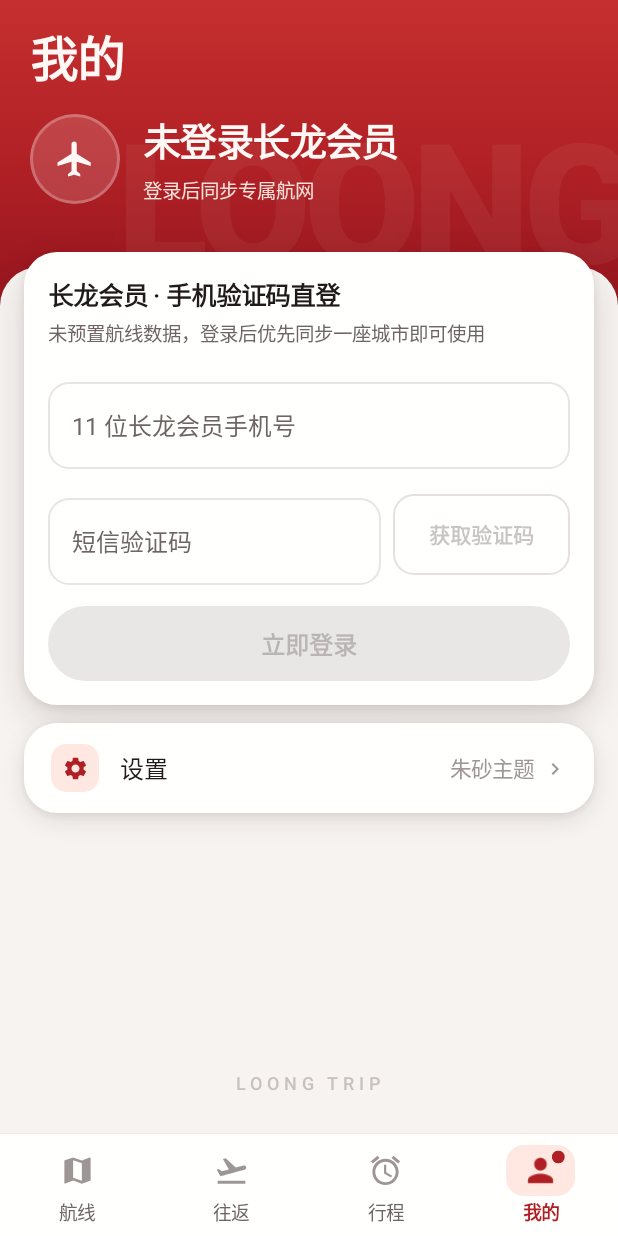
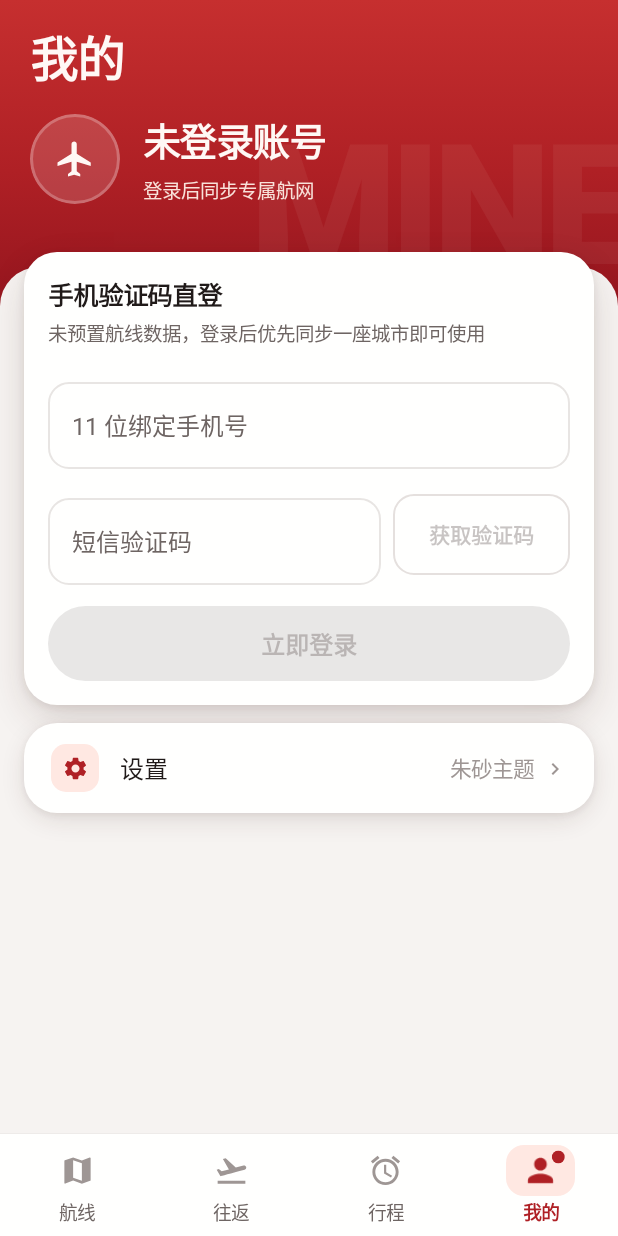
Before and after one commit to ixzki/LoongAir-Trip-Planner, an Android app built with Jetpack Compose: the screen it shows after launch (MainActivity), after a tap on "前往「我的」登录", on a phone screen of 412 x 824 dp. Run offline under Robolectric (Android 15) with nearby library versions, the phone set to English and light mode, and no system bars; our stand-ins replace Room's generated code.

Commit message:
chore(brand): replace LOONG watermarks/pull-refresh/footer with neutral flight branding

```diff
--- a/app/src/main/java/com/loongair/tripplanner/alarm/NotificationHelper.kt
+++ b/app/src/main/java/com/loongair/tripplanner/alarm/NotificationHelper.kt
@@ -33,7 +33,7 @@ object NotificationHelper {
             "畅飞卡抢票提醒",
             NotificationManager.IMPORTANCE_HIGH
         ).apply {
-            description = "长龙航空畅飞卡行程放票开抢与兑换截止精确提醒"
+            description = "畅飞卡行程放票开抢与兑换截止精确提醒"
             enableVibration(true)
             vibrationPattern = longArrayOf(0, 400, 200, 400)
             enableLights(true)
@@ -61,7 +61,7 @@ object NotificationHelper {
             .replace("⚠", "")
             .replace("🔎", "")
             .trim()
-            .ifBlank { "长龙畅飞卡提醒" }
+            .ifBlank { "畅飞卡提醒" }
     }
 
     fun resolveBadgeLabel(cleanTitle: String): String = when {
--- a/app/src/main/java/com/loongair/tripplanner/alarm/ReminderReceiver.kt
+++ b/app/src/main/java/com/loongair/tripplanner/alarm/ReminderReceiver.kt
@@ -12,7 +12,7 @@ class ReminderReceiver : BroadcastReceiver() {
     override fun onReceive(context: Context, intent: Intent) {
         val reminderId = intent.getLongExtra(NotificationHelper.EXTRA_REMINDER_ID, -1L)
         val planId = intent.getLongExtra(NotificationHelper.EXTRA_PLAN_ID, -1L)
-        val title = intent.getStringExtra(NotificationHelper.EXTRA_TITLE) ?: "长龙畅飞卡抢票提醒"
+        val title = intent.getStringExtra(NotificationHelper.EXTRA_TITLE) ?: "畅飞卡抢票提醒"
         val message = intent.getStringExtra(NotificationHelper.EXTRA_MESSAGE) ?: "你安排的畅飞卡行程到了抢票提醒时间，快去查余票吧！"
 
         NotificationHelper.showReminderNotification(
--- a/app/src/main/java/com/loongair/tripplanner/ui/account/AccountScreen.kt
+++ b/app/src/main/java/com/loongair/tripplanner/ui/account/AccountScreen.kt
@@ -496,7 +496,7 @@ fun AccountScreen(viewModel: MainViewModel) {
 
                         else -> {
                             Text(
-                                "以下航线经长龙官方接口确认已下线、停航无班或超出当前畅飞卡适用范围，已从本地与内置基准库自动剔除。",
+                                "以下航线经官方接口确认已下线、停航无班或超出当前畅飞卡适用范围，已从本地与内置基准库自动剔除。",
                                 style = LoongType.caption,
                                 color = p.textSecondary
                             )
@@ -840,7 +840,7 @@ private fun ProfileMainPage(
                                             }
                                             Column(verticalArrangement = Arrangement.spacedBy(4.dp)) {
                                                 Text(
-                                                    text = if (session.isLoggedIn) session.userName else "未登录长龙会员",
+                                                    text = if (session.isLoggedIn) session.userName else "未登录账号",
                                                     style = LoongType.title2.copy(fontSize = 21.sp),
                                                     color = p.textPrimary,
                                                     maxLines = 1,
@@ -897,7 +897,7 @@ private fun ProfileMainPage(
                     HeroHeaderOverlapContainer(
                         subtitle = "",
                         title = "我的",
-                        watermark = "LOONG",
+                        watermark = "MINE",
                         collapseProgress = collapseProgress,
                         heroExtraContent = {
                             Row(
@@ -936,7 +936,7 @@ private fun ProfileMainPage(
 
                                     Column(verticalArrangement = Arrangement.spacedBy(5.dp)) {
                                         Text(
-                                            text = if (session.isLoggedIn) session.userName else "未登录长龙会员",
+                                            text = if (session.isLoggedIn) session.userName else "未登录账号",
                                             style = LoongType.title1,
                                             color = p.heroText,
                                             maxLines = 1,
@@ -1013,7 +1013,7 @@ private fun ProfileMainPage(
                             onOpenYidun = onOpenYidun,
                             onSubmitLogin = onSubmitLogin,
                             floating = false,
-                            firstRunHint = "凭据仅保存在本机，直连长龙官方网关，重新登录后可继续刷新实时余票与航线。"
+                            firstRunHint = "凭据仅保存在本机，直连官方网关，重新登录后可继续刷新实时余票与航线。"
                         )
                     }
                 }
@@ -1050,22 +1050,7 @@ private fun ProfileMainPage(
                     }
                 }
             }
-
-            // 底部预留落款安全区（对应 MeTokens.colophonClearance）
-            item {
-                Spacer(Modifier.height(52.dp))
-            }
         }
-
-        // 底部固定极简落款（复刻 chher-public me_page.dart Positioned bottom: 28）
-        Text(
-            text = "LOONG TRIP",
-            style = LoongType.caption.copy(letterSpacing = 3.2.sp),
-            color = p.textTertiary.copy(alpha = 0.55f),
-            modifier = Modifier
-                .align(Alignment.BottomCenter)
-                .padding(bottom = 26.dp)
-        )
 
         CompactScrollTopBar(
             title = if (session.isLoggedIn) session.userName else "我的",
@@ -1090,7 +1075,7 @@ private fun LoginFloatingCard(
     val p = LocalLoongPalette.current
     SoftCard(cornerRadius = AppRadii.card, floating = floating, contentPadding = 16.dp) {
         Text(
-            "长龙会员 · 手机验证码直登",
+            "手机验证码直登",
             style = LoongType.headline,
             color = p.textPrimary
         )
@@ -1105,7 +1090,7 @@ private fun LoginFloatingCard(
         OutlinedTextField(
             value = mobile,
             onValueChange = { if (it.length <= 11) onMobileChange(it.filter(Char::isDigit)) },
-            label = { Text("11 位长龙会员手机号") },
+            label = { Text("11 位绑定手机号") },
             keyboardOptions = KeyboardOptions(keyboardType = KeyboardType.Phone),
             singleLine = true,
             shape = RoundedCornerShape(14.dp),
--- a/app/src/main/java/com/loongair/tripplanner/ui/account/AccountSubPages.kt
+++ b/app/src/main/java/com/loongair/tripplanner/ui/account/AccountSubPages.kt
@@ -200,7 +200,7 @@ internal fun CardsSubPage(
                         if (cardSyncLoading) {
                             CircularProgressIndicator(modifier = Modifier.size(16.dp), strokeWidth = 2.dp, color = Color.White)
                             Spacer(Modifier.width(8.dp))
-                            Text("正在从长龙同步卡包...", style = LoongType.filter)
+                            Text("正在同步卡包...", style = LoongType.filter)
                         } else {
                             Icon(Icons.Default.Refresh, contentDescription = null, modifier = Modifier.size(18.dp))
                             Spacer(Modifier.width(6.dp))
@@ -279,7 +279,7 @@ internal fun CardsSubPage(
                         }
                     } else if (!session.isLoggedIn) {
                         Spacer(Modifier.height(10.dp))
-                        Text("请先返回「我的」登录长龙会员后再同步名下畅飞卡。", style = LoongType.footnote, color = p.textSecondary)
+                        Text("请先返回「我的」登录账号后再同步名下畅飞卡。", style = LoongType.footnote, color = p.textSecondary)
                     }
                 }
             }
--- a/app/src/main/java/com/loongair/tripplanner/ui/components/LaunchSplashOverlay.kt
+++ b/app/src/main/java/com/loongair/tripplanner/ui/components/LaunchSplashOverlay.kt
@@ -182,20 +182,6 @@ fun FullScreenLaunchSplash(
                 }
             }
     ) {
-        // 背景淡水印（置于顶部留白处，不遮挡中心徽章）
-        Text(
-            text = "LOONG",
-            fontSize = 112.sp,
-            fontWeight = FontWeight.ExtraBold,
-            letterSpacing = (-5).sp,
-            color = if (isMist) p.primary.copy(alpha = 0.04f) else Color(0x09FFF8F5),
-            maxLines = 1,
-            softWrap = false,
-            modifier = Modifier
-                .align(Alignment.TopCenter)
-                .padding(top = 72.dp)
-        )
-
         // 中部：航线轨迹徽章 + 品牌标题
         Column(
             modifier = Modifier
--- a/app/src/main/java/com/loongair/tripplanner/ui/components/OnboardingSyncChrome.kt
+++ b/app/src/main/java/com/loongair/tripplanner/ui/components/OnboardingSyncChrome.kt
@@ -158,7 +158,7 @@ fun FirstRunOnboardingGate(
                         ) {
                             OnboardingStepRow(
                                 stepNumber = 1,
-                                title = "登录长龙会员",
+                                title = "登录账号",
                                 subtitle = if (isLoggedIn) "${session.userName} · ${session.cardName}" else "",
                                 completed = isLoggedIn,
                                 active = !isLoggedIn
@@ -370,7 +370,7 @@ fun FirstCitySyncPanel(
                 horizontalArrangement = Arrangement.spacedBy(8.dp)
             ) {
                 CircularProgressIndicator(modifier = Modifier.size(14.dp), strokeWidth = 2.dp, color = p.primary)
-                Text("正在获取长龙官方国内城市目录...", style = LoongType.footnote, color = p.textSecondary)
+                Text("正在获取官方国内城市目录...", style = LoongType.footnote, color = p.textSecondary)
             }
         } else if (filteredAirports.isNotEmpty()) {
             Row(
--- a/app/src/main/java/com/loongair/tripplanner/ui/plans/PlansScreen.kt
+++ b/app/src/main/java/com/loongair/tripplanner/ui/plans/PlansScreen.kt
@@ -876,7 +876,7 @@ private fun exportPlanToSystemCalendar(context: Context, plan: TripPlanEntity) {
         data = CalendarContract.Events.CONTENT_URI
         putExtra(CalendarContract.EXTRA_EVENT_BEGIN_TIME, startMillis)
         putExtra(CalendarContract.EXTRA_EVENT_END_TIME, startMillis + 15 * 60 * 1000L)
-        putExtra(CalendarContract.Events.TITLE, "抢长龙畅飞卡：${plan.fromCity} ⇄ ${plan.toCity}")
+        putExtra(CalendarContract.Events.TITLE, "抢畅飞卡：${plan.fromCity} ⇄ ${plan.toCity}")
         putExtra(
             CalendarContract.Events.DESCRIPTION,
             "去程：${plan.outboundDate} ${plan.outboundFlightNo} (${plan.outboundDepTime}-${plan.outboundArrTime})\n" +
--- a/app/src/main/java/com/loongair/tripplanner/ui/routes/RoutesScreen.kt
+++ b/app/src/main/java/com/loongair/tripplanner/ui/routes/RoutesScreen.kt
@@ -138,7 +138,7 @@ fun RoutesScreen(
     if (!state.isLoading && !state.hasSyncedData) {
         FirstRunOnboardingGate(
             screenTitle = "航线",
-            screenWatermark = "LOONG",
+            screenWatermark = "ROUTE",
             featureHint = "无预置数据，同步一座城市后解锁航网",
             session = session,
             officialAirports = officialAirports,
@@ -227,7 +227,7 @@ fun RoutesScreen(
                     HeroHeaderOverlapContainer(
                         subtitle = todayChineseHeaderDate(),
                         title = "航线",
-                        watermark = "LOONG",
+                        watermark = "ROUTE",
                         collapseProgress = collapseProgress,
                         trailingAction = {
                             HeroCircleActionButton(
```
Also changed, not shown: app/src/main/java/com/loongair/tripplanner/ui/MainViewModel.kt (+15 -15 lines), app/src/main/java/com/loongair/tripplanner/ui/components/StyledChrome.kt (+27 -39 lines), 1 other file.
